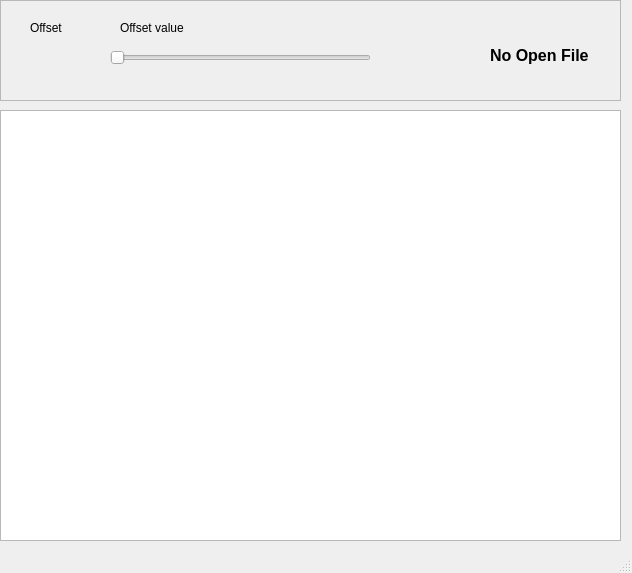
Before: the Qt Designer form zcontentutils/displaymain.ui in seth-world/zcontent, drawn with Qt 5.
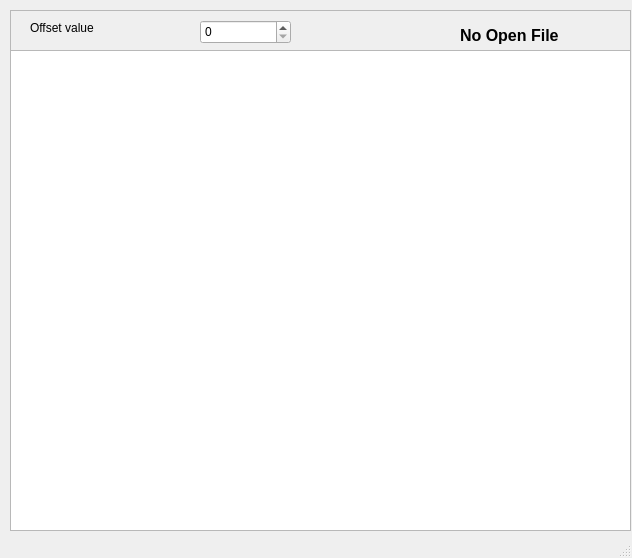
After: the same form once the commit is applied.

The edit to the form file:
```diff
--- a/zcontentutils/displaymain.ui
+++ b/zcontentutils/displaymain.ui
@@ -7,7 +7,7 @@
     <x>0</x>
     <y>0</y>
     <width>632</width>
-    <height>573</height>
+    <height>558</height>
    </rect>
   </property>
   <property name="windowTitle">
@@ -17,10 +17,10 @@
    <widget class="QFrame" name="frame">
     <property name="geometry">
      <rect>
-      <x>0</x>
-      <y>0</y>
+      <x>10</x>
+      <y>10</y>
       <width>621</width>
-      <height>101</height>
+      <height>41</height>
      </rect>
     </property>
     <property name="frameShape">
@@ -29,24 +29,11 @@
     <property name="frameShadow">
      <enum>QFrame::Raised</enum>
     </property>
-    <widget class="QLabel" name="label">
-     <property name="geometry">
-      <rect>
-       <x>30</x>
-       <y>20</y>
-       <width>61</width>
-       <height>16</height>
-      </rect>
-     </property>
-     <property name="text">
-      <string>Offset</string>
-     </property>
-    </widget>
     <widget class="QLabel" name="OffsetLBl">
      <property name="geometry">
       <rect>
-       <x>120</x>
-       <y>20</y>
+       <x>20</x>
+       <y>10</y>
        <width>161</width>
        <height>16</height>
       </rect>
@@ -81,27 +68,11 @@
       <string/>
      </property>
     </widget>
-    <widget class="QSlider" name="OffsetSLd">
-     <property name="geometry">
-      <rect>
-       <x>110</x>
-       <y>50</y>
-       <width>261</width>
-       <height>16</height>
-      </rect>
-     </property>
-     <property name="maximum">
-      <number>100</number>
-     </property>
-     <property name="orientation">
-      <enum>Qt::Horizontal</enum>
-     </property>
-    </widget>
     <widget class="QLabel" name="ClosedLBl">
      <property name="geometry">
       <rect>
-       <x>490</x>
-       <y>40</y>
+       <x>450</x>
+       <y>10</y>
        <width>151</width>
        <height>31</height>
       </rect>
@@ -117,14 +88,24 @@
       <string>No Open File</string>
      </property>
     </widget>
+    <widget class="QSpinBox" name="offsetSBx">
+     <property name="geometry">
+      <rect>
+       <x>190</x>
+       <y>10</y>
+       <width>91</width>
+       <height>24</height>
+      </rect>
+     </property>
+    </widget>
    </widget>
    <widget class="QTableView" name="displayTBv">
     <property name="geometry">
      <rect>
-      <x>0</x>
-      <y>110</y>
+      <x>10</x>
+      <y>50</y>
       <width>621</width>
-      <height>431</height>
+      <height>481</height>
      </rect>
     </property>
    </widget>
```
